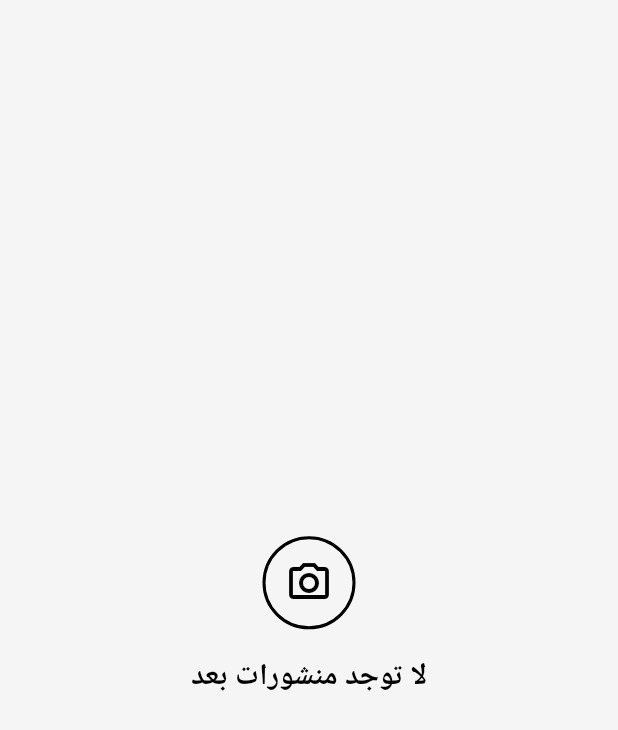
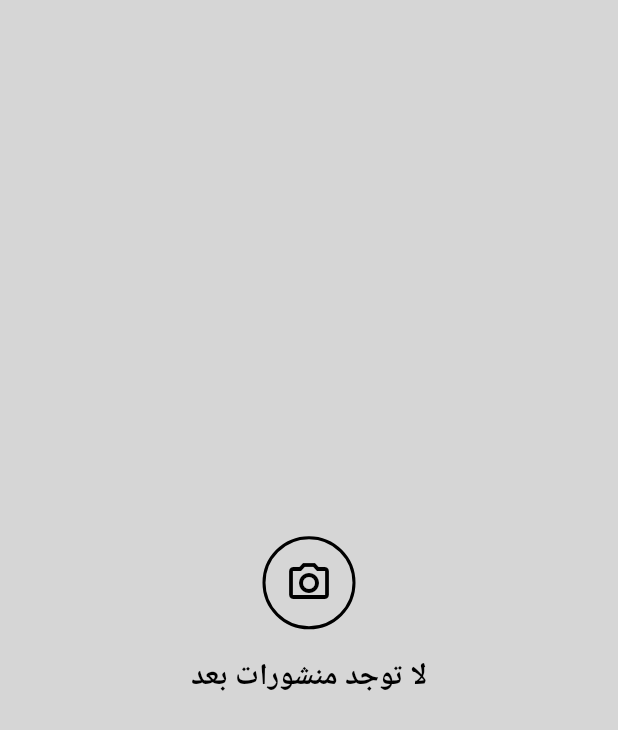
Before and after one commit to Ezaddeen2020/worker_app, a Flutter app: the BodyAccountPage widget shown alone on an empty page, opened directly with empty values, on a phone screen of 412 x 824 dp. Shown: the top 730 px of the screen. Run offline on Flutter 3.47's test engine with Material 3 defaults, Android fonts, the phone set to English and light mode, and no system bars; our stand-ins replace cached_network_image, dartz, get, image_picker, shared_preferences; accounts and stored records are empty; Roboto replaces fonts that are missing (Cairo).

Commit message:
first commit

```diff
--- a/lib/features/account/screens/body_account_page.dart
+++ b/lib/features/account/screens/body_account_page.dart
@@ -25,11 +25,12 @@ class BodyAccountPage extends StatelessWidget {
     final isWorker = role == 'worker' || user.workerProfile != null;
     final isDark = Theme.of(context).brightness == Brightness.dark;
 
-    if (isWorker) {
-      return _buildWorkerPostsGrid(context, isDark);
-    } else {
-      return _buildEmptyState(isDark);
-    }
+    return Container(
+      color: isDark ? Color(0xFF353E47) : Color(0xFFD6D6D6),
+      child: isWorker
+          ? _buildWorkerPostsGrid(context, isDark)
+          : _buildEmptyState(isDark),
+    );
   }
 
   Widget _buildWorkerPostsGrid(BuildContext context, bool isDark) {
--- a/lib/features/favorit/favorites_page.dart
+++ b/lib/features/favorit/favorites_page.dart
@@ -17,7 +17,7 @@ class FavoritesPage extends StatelessWidget {
           style: TextStyle(
             fontSize: 22,
             fontWeight: FontWeight.bold,
-            color: isDark ? Colors.white : Colors.black,
+            color: isDark ? Color.fromARGB(255, 223, 216, 216) : Colors.black,
           ),
         ),
       ),
```
